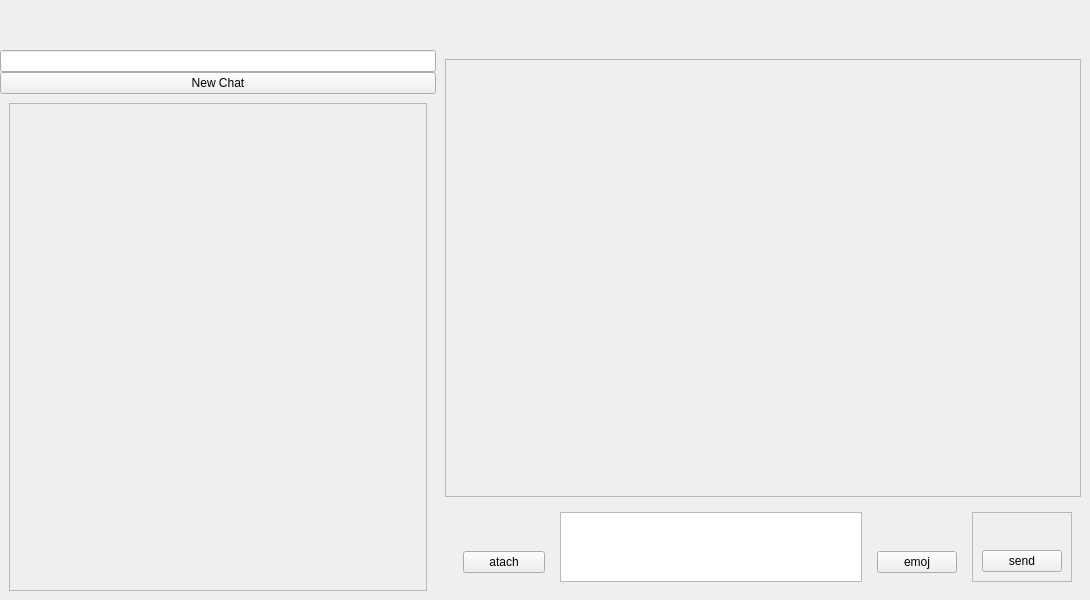
First picture: the form in Client/mainwindow.ui, repository AP-projects-4001/jan-hafte, before the edit.
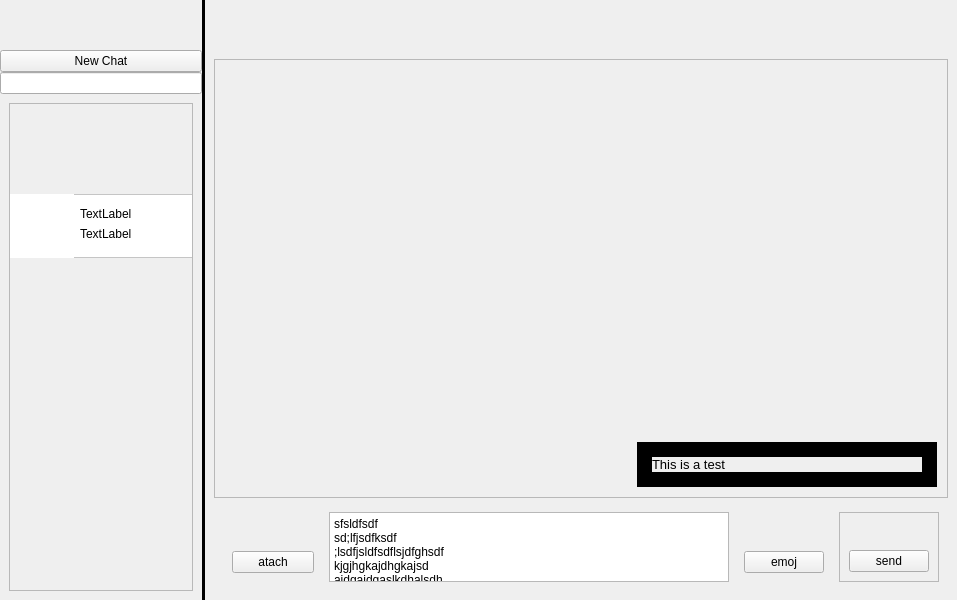
Second picture: the form after the edit. Icons and pictures are not drawn.

Patch:
```diff
--- a/Client/mainwindow.ui
+++ b/Client/mainwindow.ui
@@ -6,7 +6,7 @@
    <rect>
     <x>0</x>
     <y>0</y>
-    <width>1090</width>
+    <width>957</width>
     <height>600</height>
    </rect>
   </property>
@@ -26,10 +26,13 @@
    <string>MainWindow</string>
   </property>
   <widget class="QWidget" name="centralwidget">
-   <layout class="QHBoxLayout" name="horizontalLayout" stretch="2,3">
+   <layout class="QHBoxLayout" name="horizontalLayout" stretch="2,0,4">
     <property name="spacing">
      <number>0</number>
     </property>
+    <property name="sizeConstraint">
+     <enum>QLayout::SetDefaultConstraint</enum>
+    </property>
     <property name="leftMargin">
      <number>0</number>
     </property>
@@ -94,9 +97,6 @@
             </property>
            </widget>
           </item>
-          <item>
-           <widget class="QLineEdit" name="searchBar"/>
-          </item>
           <item>
            <widget class="QPushButton" name="createNewChatButton">
             <property name="text">
@@ -104,11 +104,17 @@
             </property>
            </widget>
           </item>
+          <item>
+           <widget class="QLineEdit" name="searchBar"/>
+          </item>
          </layout>
         </widget>
        </item>
        <item>
         <widget class="QStackedWidget" name="listViewPages">
+         <property name="currentIndex">
+          <number>0</number>
+         </property>
          <widget class="QWidget" name="chatListPage">
           <layout class="QVBoxLayout" name="verticalLayout_3">
            <item>
@@ -121,10 +127,71 @@
                <rect>
                 <x>0</x>
                 <y>0</y>
-                <width>416</width>
+                <width>192</width>
                 <height>462</height>
                </rect>
               </property>
+              <widget class="QFrame" name="frame">
+               <property name="geometry">
+                <rect>
+                 <x>0</x>
+                 <y>90</y>
+                 <width>341</width>
+                 <height>64</height>
+                </rect>
+               </property>
+               <property name="styleSheet">
+                <string notr="true">background: white;</string>
+               </property>
+               <property name="frameShape">
+                <enum>QFrame::StyledPanel</enum>
+               </property>
+               <property name="frameShadow">
+                <enum>QFrame::Raised</enum>
+               </property>
+               <widget class="QLabel" name="label">
+                <property name="geometry">
+                 <rect>
+                  <x>0</x>
+                  <y>0</y>
+                  <width>64</width>
+                  <height>64</height>
+                 </rect>
+                </property>
+                <property name="text">
+                 <string/>
+                </property>
+                <property name="pixmap">
+                 <pixmap resource="Resources.qrc">:/Graphics/Graphics/Artboard 1@64x.png</pixmap>
+                </property>
+               </widget>
+               <widget class="QLabel" name="label_2">
+                <property name="geometry">
+                 <rect>
+                  <x>70</x>
+                  <y>10</y>
+                  <width>261</width>
+                  <height>20</height>
+                 </rect>
+                </property>
+                <property name="text">
+                 <string>TextLabel</string>
+                </property>
+               </widget>
+               <widget class="QLabel" name="label_3">
+                <property name="geometry">
+                 <rect>
+                  <x>70</x>
+                  <y>30</y>
+                  <width>261</width>
+                  <height>20</height>
+                 </rect>
+                </property>
+                <property name="text">
+                 <string>TextLabel</string>
+                </property>
+               </widget>
+              </widget>
              </widget>
             </widget>
            </item>
@@ -136,12 +203,25 @@
       </layout>
      </widget>
     </item>
+    <item>
+     <widget class="Line" name="line">
+      <property name="styleSheet">
+       <string notr="true">border: 5px solid black;</string>
+      </property>
+      <property name="orientation">
+       <enum>Qt::Vertical</enum>
+      </property>
+     </widget>
+    </item>
     <item>
      <widget class="QWidget" name="activeSection" native="true">
       <layout class="QVBoxLayout" name="verticalLayout_2">
        <property name="spacing">
         <number>0</number>
        </property>
+       <property name="sizeConstraint">
+        <enum>QLayout::SetDefaultConstraint</enum>
+       </property>
        <property name="leftMargin">
         <number>0</number>
        </property>
@@ -166,10 +246,25 @@
        </item>
        <item>
         <widget class="QStackedWidget" name="activeSectionPages">
+         <property name="currentIndex">
+          <number>0</number>
+         </property>
          <widget class="QWidget" name="chatViewArea">
-          <layout class="QVBoxLayout" name="verticalLayout_8" stretch="20,1">
+          <layout class="QVBoxLayout" name="verticalLayout_8" stretch="10,1">
+           <property name="spacing">
+            <number>5</number>
+           </property>
+           <property name="sizeConstraint">
+            <enum>QLayout::SetDefaultConstraint</enum>
+           </property>
            <item>
             <widget class="QScrollArea" name="chatViewScrollArea">
+             <property name="horizontalScrollBarPolicy">
+              <enum>Qt::ScrollBarAlwaysOff</enum>
+             </property>
+             <property name="sizeAdjustPolicy">
+              <enum>QAbstractScrollArea::AdjustIgnored</enum>
+             </property>
              <property name="widgetResizable">
               <bool>true</bool>
              </property>
@@ -178,10 +273,180 @@
                <rect>
                 <x>0</x>
                 <y>0</y>
-                <width>634</width>
-                <height>413</height>
+                <width>722</width>
+                <height>414</height>
                </rect>
               </property>
+              <layout class="QVBoxLayout" name="verticalLayout_10">
+               <property name="spacing">
+                <number>10</number>
+               </property>
+               <property name="sizeConstraint">
+                <enum>QLayout::SetMinimumSize</enum>
+               </property>
+               <property name="leftMargin">
+                <number>10</number>
+               </property>
+               <property name="topMargin">
+                <number>0</number>
+               </property>
+               <property name="rightMargin">
+                <number>10</number>
+               </property>
+               <property name="bottomMargin">
+                <number>10</number>
+               </property>
+               <item>
+                <spacer name="verticalSpacer_4">
+                 <property name="orientation">
+                  <enum>Qt::Vertical</enum>
+                 </property>
+                 <property name="sizeHint" stdset="0">
+                  <size>
+                   <width>20</width>
+                   <height>40</height>
+                  </size>
+                 </property>
+                </spacer>
+               </item>
+               <item>
+                <widget class="QWidget" name="messageBar" native="true">
+                 <property name="sizePolicy">
+                  <sizepolicy hsizetype="Preferred" vsizetype="Preferred">
+                   <horstretch>0</horstretch>
+                   <verstretch>0</verstretch>
+                  </sizepolicy>
+                 </property>
+                 <layout class="QHBoxLayout" name="horizontalLayout_3">
+                  <property name="spacing">
+                   <number>0</number>
+                  </property>
+                  <property name="sizeConstraint">
+                   <enum>QLayout::SetDefaultConstraint</enum>
+                  </property>
+                  <property name="leftMargin">
+                   <number>0</number>
+                  </property>
+                  <property name="topMargin">
+                   <number>0</number>
+                  </property>
+                  <property name="rightMargin">
+                   <number>0</number>
+                  </property>
+                  <property name="bottomMargin">
+                   <number>0</number>
+                  </property>
+                  <item>
+                   <spacer name="horizontalSpacer">
+                    <property name="orientation">
+                     <enum>Qt::Horizontal</enum>
+                    </property>
+                    <property name="sizeHint" stdset="0">
+                     <size>
+                      <width>40</width>
+                      <height>20</height>
+                     </size>
+                    </property>
+                   </spacer>
+                  </item>
+                  <item>
+                   <widget class="QFrame" name="messageBox">
+                    <property name="sizePolicy">
+                     <sizepolicy hsizetype="MinimumExpanding" vsizetype="Preferred">
+                      <horstretch>0</horstretch>
+                      <verstretch>0</verstretch>
+                     </sizepolicy>
+                    </property>
+                    <property name="maximumSize">
+                     <size>
+                      <width>300</width>
+                      <height>16777215</height>
+                     </size>
+                    </property>
+                    <property name="layoutDirection">
+                     <enum>Qt::LeftToRight</enum>
+                    </property>
+                    <property name="styleSheet">
+                     <string notr="true">QFrame#messageBox {
+border: 15px solid;
+border-image: url(:/Graphics/Graphics/Message Bubble.svg) 15 round
+}</string>
+                    </property>
+                    <layout class="QVBoxLayout" name="verticalLayout_9">
+                     <property name="spacing">
+                      <number>0</number>
+                     </property>
+                     <property name="sizeConstraint">
+                      <enum>QLayout::SetMinimumSize</enum>
+                     </property>
+                     <property name="leftMargin">
+                      <number>0</number>
+                     </property>
+                     <property name="topMargin">
+                      <number>0</number>
+                     </property>
+                     <property name="rightMargin">
+                      <number>0</number>
+                     </property>
+                     <property name="bottomMargin">
+                      <number>0</number>
+                     </property>
+                     <item>
+                      <widget class="QLabel" name="messageText">
+                       <property name="sizePolicy">
+                        <sizepolicy hsizetype="Preferred" vsizetype="Minimum">
+                         <horstretch>0</horstretch>
+                         <verstretch>0</verstretch>
+                        </sizepolicy>
+                       </property>
+                       <property name="maximumSize">
+                        <size>
+                         <width>16777215</width>
+                         <height>16777215</height>
+                        </size>
+                       </property>
+                       <property name="styleSheet">
+                        <string notr="true"/>
+                       </property>
+                       <property name="frameShape">
+                        <enum>QFrame::NoFrame</enum>
+                       </property>
+                       <property name="frameShadow">
+                        <enum>QFrame::Plain</enum>
+                       </property>
+                       <property name="lineWidth">
+                        <number>0</number>
+                       </property>
+                       <property name="text">
+                        <string>&lt;html&gt;&lt;head/&gt;&lt;body&gt;&lt;p&gt;&lt;span style=&quot; font-size:10pt;&quot;&gt;This is a test&lt;/span&gt;&lt;/p&gt;&lt;/body&gt;&lt;/html&gt;</string>
+                       </property>
+                       <property name="textFormat">
+                        <enum>Qt::AutoText</enum>
+                       </property>
+                       <property name="scaledContents">
+                        <bool>false</bool>
+                       </property>
+                       <property name="alignment">
+                        <set>Qt::AlignLeading|Qt::AlignLeft|Qt::AlignVCenter</set>
+                       </property>
+                       <property name="wordWrap">
+                        <bool>true</bool>
+                       </property>
+                       <property name="margin">
+                        <number>0</number>
+                       </property>
+                       <property name="indent">
+                        <number>0</number>
+                       </property>
+                      </widget>
+                     </item>
+                    </layout>
+                   </widget>
+                  </item>
+                 </layout>
+                </widget>
+               </item>
+              </layout>
              </widget>
             </widget>
            </item>
@@ -224,7 +489,44 @@
                </widget>
               </item>
               <item>
-               <widget class="QTextEdit" name="chatLineEdit"/>
+               <widget class="QTextEdit" name="chatLineEdit">
+                <property name="sizePolicy">
+                 <sizepolicy hsizetype="Preferred" vsizetype="Preferred">
+                  <horstretch>0</horstretch>
+                  <verstretch>0</verstretch>
+                 </sizepolicy>
+                </property>
+                <property name="minimumSize">
+                 <size>
+                  <width>400</width>
+                  <height>0</height>
+                 </size>
+                </property>
+                <property name="verticalScrollBarPolicy">
+                 <enum>Qt::ScrollBarAlwaysOff</enum>
+                </property>
+                <property name="horizontalScrollBarPolicy">
+                 <enum>Qt::ScrollBarAlwaysOff</enum>
+                </property>
+                <property name="sizeAdjustPolicy">
+                 <enum>QAbstractScrollArea::AdjustToContents</enum>
+                </property>
+                <property name="html">
+                 <string>&lt;!DOCTYPE HTML PUBLIC &quot;-//W3C//DTD HTML 4.0//EN&quot; &quot;http://www.w3.org/TR/REC-html40/strict.dtd&quot;&gt;
+&lt;html&gt;&lt;head&gt;&lt;meta name=&quot;qrichtext&quot; content=&quot;1&quot; /&gt;&lt;meta charset=&quot;utf-8&quot; /&gt;&lt;style type=&quot;text/css&quot;&gt;
+p, li { white-space: pre-wrap; }
+&lt;/style&gt;&lt;/head&gt;&lt;body style=&quot; font-family:'Segoe UI'; font-size:9pt; font-weight:400; font-style:normal;&quot;&gt;
+&lt;p style=&quot; margin-top:0px; margin-bottom:0px; margin-left:0px; margin-right:0px; -qt-block-indent:0; text-indent:0px;&quot;&gt;sfsldfsdf&lt;/p&gt;
+&lt;p style=&quot; margin-top:0px; margin-bottom:0px; margin-left:0px; margin-right:0px; -qt-block-indent:0; text-indent:0px;&quot;&gt;sd;lfjsdfksdf&lt;/p&gt;
+&lt;p style=&quot; margin-top:0px; margin-bottom:0px; margin-left:0px; margin-right:0px; -qt-block-indent:0; text-indent:0px;&quot;&gt;;lsdfjsldfsdflsjdfghsdf&lt;/p&gt;
+&lt;p style=&quot; margin-top:0px; margin-bottom:0px; margin-left:0px; margin-right:0px; -qt-block-indent:0; text-indent:0px;&quot;&gt;kjgjhgkajdhgkajsd&lt;/p&gt;
+&lt;p style=&quot; margin-top:0px; margin-bottom:0px; margin-left:0px; margin-right:0px; -qt-block-indent:0; text-indent:0px;&quot;&gt;ajdgajdgaslkdhalsdh&lt;/p&gt;
+&lt;p style=&quot; margin-top:0px; margin-bottom:0px; margin-left:0px; margin-right:0px; -qt-block-indent:0; text-indent:0px;&quot;&gt;alkkshdkasjdhlaksd&lt;/p&gt;&lt;/body&gt;&lt;/html&gt;</string>
+                </property>
+                <property name="overwriteMode">
+                 <bool>true</bool>
+                </property>
+               </widget>
               </item>
               <item>
                <widget class="QWidget" name="emojiButtonArea" native="true">
@@ -302,7 +604,7 @@
     <rect>
      <x>0</x>
      <y>0</y>
-     <width>1090</width>
+     <width>957</width>
      <height>22</height>
     </rect>
    </property>
```
Left out of the diff: 4 changed lines with no effect on the pictures.
